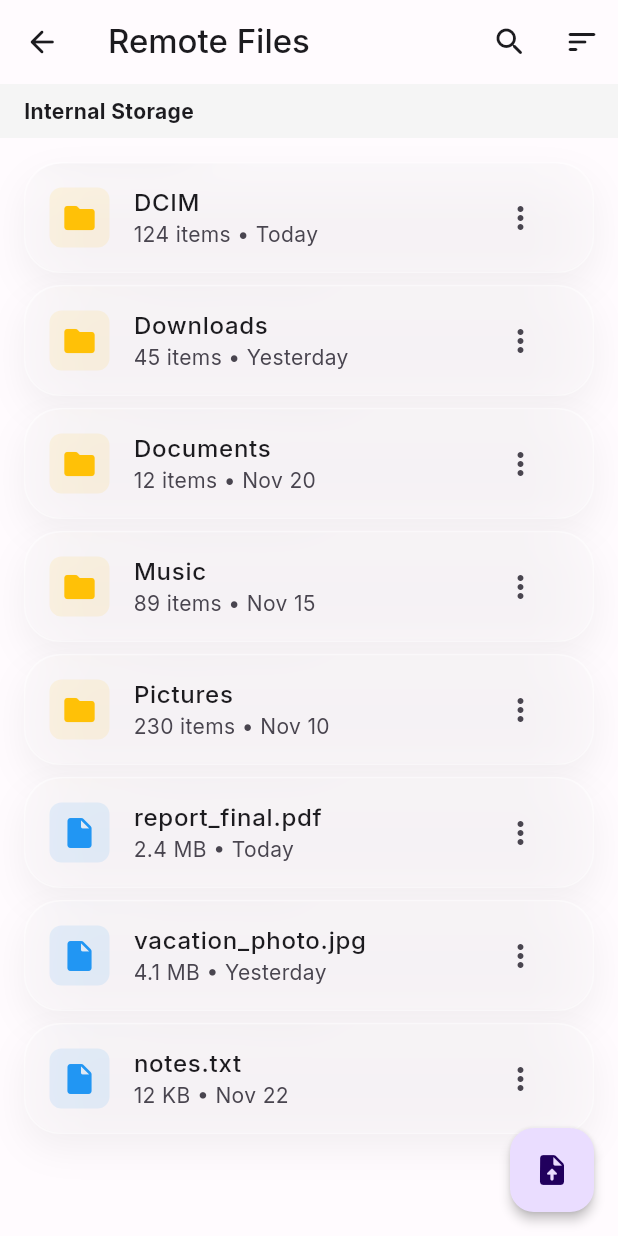
After one commit to djamfikr7/GSMProxy05, a Flutter app: the AdvancedFeaturesScreen screen opened directly, scrolled down 576 dp, after a tap on "Remote Files", on a phone screen of 412 x 824 dp. The commit adds this screen. Run offline on Flutter 3.47's test engine with Material 3 defaults, Android fonts, the phone set to English and light mode, and no system bars; drawn by our look-alikes of flutter_animate; our stand-ins replace dio, flutter_riverpod, flutter_secure_storage, freezed_annotation, google_fonts, local_auth and 4 more; accounts and stored records are empty; generated files the repository leaves out were written again.

Commit message:
feat(files): Implement Remote File Access UI
- Added RemoteFilesScreen with file explorer interface
- Implemented breadcrumb navigation
- Added file/folder list with mock data
- Integrated into AdvancedFeaturesScreen
- Completed Phase 8 requirements

```diff
--- a/lib/core/page_transitions.dart
+++ b/lib/core/page_transitions.dart
@@ -101,7 +101,7 @@ class RotationPageRoute<T> extends PageRouteBuilder<T> {
       );
 }
 
-/// Material-style shared axis transition
+/// Material-style shared axis transition (Simplified)
 class SharedAxisPageRoute<T> extends PageRouteBuilder<T> {
   final Widget page;
   final SharedAxisTransitionType transitionType;
@@ -140,57 +140,68 @@ class _SharedAxisTransition extends StatelessWidget {
 
   @override
   Widget build(BuildContext context) {
-    return DualTransitionBuilder(
-      animation: animation,
-      forwardBuilder: (context, animation, child) {
+    // Incoming transition (when this page appears)
+    final enterAnimation = CurvedAnimation(
+      parent: animation,
+      curve: Curves.easeInOutCubic,
+    );
+
+    // Outgoing transition (when a new page covers this one)
+    final exitAnimation = CurvedAnimation(
+      parent: secondaryAnimation,
+      curve: Curves.easeInOutCubic,
+    );
+
+    return AnimatedBuilder(
+      animation: Listenable.merge([enterAnimation, exitAnimation]),
+      builder: (context, child) {
+        // Calculate opacity and position based on both animations
+        double opacity = enterAnimation.value;
+        Offset position = Offset.zero;
+        double scale = 1.0;
+
+        // If we are being covered by another page, fade out
+        if (secondaryAnimation.value > 0) {
+          opacity = 1.0 - exitAnimation.value;
+        }
+
         switch (transitionType) {
           case SharedAxisTransitionType.horizontal:
-            return SlideTransition(
-              position: Tween<Offset>(
-                begin: const Offset(0.3, 0.0),
-                end: Offset.zero,
-              ).animate(animation),
-              child: FadeTransition(opacity: animation, child: child),
-            );
+            if (secondaryAnimation.value > 0) {
+              // Exiting: Slide to left
+              position = Offset(-30.0 * exitAnimation.value, 0.0);
+            } else {
+              // Entering: Slide from right
+              position = Offset(30.0 * (1.0 - enterAnimation.value), 0.0);
+            }
+            break;
           case SharedAxisTransitionType.vertical:
-            return SlideTransition(
-              position: Tween<Offset>(
-                begin: const Offset(0.0, 0.3),
-                end: Offset.zero,
-              ).animate(animation),
-              child: FadeTransition(opacity: animation, child: child),
-            );
+            if (secondaryAnimation.value > 0) {
+              // Exiting: Slide up
+              position = Offset(0.0, -30.0 * exitAnimation.value);
+            } else {
+              // Entering: Slide from down
+              position = Offset(0.0, 30.0 * (1.0 - enterAnimation.value));
+            }
+            break;
           case SharedAxisTransitionType.scaled:
-            return ScaleTransition(
-              scale: Tween<double>(begin: 0.8, end: 1.0).animate(animation),
-              child: FadeTransition(opacity: animation, child: child),
-            );
+            if (secondaryAnimation.value > 0) {
+              // Exiting: Scale up slightly
+              scale = 1.0 + (0.1 * exitAnimation.value);
+            } else {
+              // Entering: Scale from 0.8
+              scale = 0.8 + (0.2 * enterAnimation.value);
+            }
+            break;
         }
-      },
-      reverseBuilder: (context, animation, child) {
-        switch (transitionType) {
-          case SharedAxisTransitionType.horizontal:
-            return SlideTransition(
-              position: Tween<Offset>(
-                begin: const Offset(-0.3, 0.0),
-                end: Offset.zero,
-              ).animate(animation),
-              child: FadeTransition(opacity: animation, child: child),
-            );
-          case SharedAxisTransitionType.vertical:
-            return SlideTransition(
-              position: Tween<Offset>(
-                begin: const Offset(0.0, -0.3),
-                end: Offset.zero,
-              ).animate(animation),
-              child: FadeTransition(opacity: animation, child: child),
-            );
-          case SharedAxisTransitionType.scaled:
-            return ScaleTransition(
-              scale: Tween<double>(begin: 1.2, end: 1.0).animate(animation),
-              child: FadeTransition(opacity: animation, child: child),
-            );
-        }
+
+        return Transform.translate(
+          offset: position,
+          child: Transform.scale(
+            scale: scale,
+            child: Opacity(opacity: opacity.clamp(0.0, 1.0), child: child),
+          ),
+        );
       },
       child: child,
     );
--- a/lib/features/advanced/presentation/screens/advanced_features_screen.dart
+++ b/lib/features/advanced/presentation/screens/advanced_features_screen.dart
@@ -7,6 +7,7 @@ import '../../../sim/presentation/screens/sim_management_screen.dart';
 import '../../../monitoring/presentation/screens/monitoring_screen.dart';
 import '../../../ussd/presentation/screens/ussd_screen.dart';
 import '../../../call_recording/presentation/screens/call_recording_screen.dart';
+import '../../../files/presentation/screens/remote_files_screen.dart';
 
 class AdvancedFeaturesScreen extends StatelessWidget {
   const AdvancedFeaturesScreen({super.key});
@@ -56,6 +57,21 @@ class AdvancedFeaturesScreen extends StatelessWidget {
             context,
             SharedAxisPageRoute(
               page: const UssdScreen(),
+              transitionType: SharedAxisTransitionType.scaled,
+            ),
+          );
+        },
+      ),
+      _FeatureItem(
+        title: 'Remote Files',
+        description: 'Browse and manage device files',
+        icon: Icons.folder_open_rounded,
+        color: Colors.purple,
+        onTap: (context) {
+          Navigator.push(
+            context,
+            SharedAxisPageRoute(
+              page: const RemoteFilesScreen(),
               transitionType: SharedAxisTransitionType.scaled,
             ),
           );
--- /dev/null
+++ b/lib/features/files/presentation/screens/remote_files_screen.dart
@@ -0,0 +1,216 @@
+import 'package:flutter/material.dart';
+import 'package:flutter_animate/flutter_animate.dart';
+import '../../../../design/tokens.dart';
+import '../../../../components/components.dart';
+
+class RemoteFilesScreen extends StatefulWidget {
+  const RemoteFilesScreen({super.key});
+
+  @override
+  State<RemoteFilesScreen> createState() => _RemoteFilesScreenState();
+}
+
+class _RemoteFilesScreenState extends State<RemoteFilesScreen> {
+  // Mock file system
+  final List<String> _breadcrumbs = ['Internal Storage'];
+
+  final List<Map<String, dynamic>> _currentFiles = [
+    {'name': 'DCIM', 'type': 'folder', 'items': 124, 'date': 'Today'},
+    {'name': 'Downloads', 'type': 'folder', 'items': 45, 'date': 'Yesterday'},
+    {'name': 'Documents', 'type': 'folder', 'items': 12, 'date': 'Nov 20'},
+    {'name': 'Music', 'type': 'folder', 'items': 89, 'date': 'Nov 15'},
+    {'name': 'Pictures', 'type': 'folder', 'items': 230, 'date': 'Nov 10'},
+    {
+      'name': 'report_final.pdf',
+      'type': 'file',
+      'size': '2.4 MB',
+      'date': 'Today',
+    },
+    {
+      'name': 'vacation_photo.jpg',
+      'type': 'file',
+      'size': '4.1 MB',
+      'date': 'Yesterday',
+    },
+    {'name': 'notes.txt', 'type': 'file', 'size': '12 KB', 'date': 'Nov 22'},
+  ];
+
+  void _navigateToFolder(String folderName) {
+    setState(() {
+      _breadcrumbs.add(folderName);
+      // In a real app, we would fetch new files here
+    });
+  }
+
+  void _navigateUp() {
+    if (_breadcrumbs.length > 1) {
+      setState(() {
+        _breadcrumbs.removeLast();
+      });
+    } else {
+      Navigator.pop(context);
+    }
+  }
+
+  IconData _getFileIcon(String type) {
+    switch (type) {
+      case 'folder':
+        return Icons.folder_rounded;
+      case 'file':
+        return Icons.insert_drive_file_rounded;
+      default:
+        return Icons.insert_drive_file_rounded;
+    }
+  }
+
+  Color _getIconColor(String type) {
+    switch (type) {
+      case 'folder':
+        return Colors.amber;
+      case 'file':
+        return Colors.blue;
+      default:
+        return Colors.grey;
+    }
+  }
+
+  @override
+  Widget build(BuildContext context) {
+    final theme = Theme.of(context);
+    final isDark = theme.brightness == Brightness.dark;
+
+    return Scaffold(
+      appBar: AppBar(
+        title: const Text('Remote Files'),
+        leading: IconButton(
+          icon: const Icon(Icons.arrow_back_rounded),
+          onPressed: _navigateUp,
+        ),
+        actions: [
+          IconButton(icon: const Icon(Icons.search_rounded), onPressed: () {}),
+          IconButton(icon: const Icon(Icons.sort_rounded), onPressed: () {}),
+        ],
+      ),
+      body: Column(
+        children: [
+          // Breadcrumbs
+          Container(
+            width: double.infinity,
+            padding: const EdgeInsets.symmetric(
+              horizontal: AppTokens.space4,
+              vertical: AppTokens.space2,
+            ),
+            color: isDark ? Colors.black12 : Colors.grey[100],
+            child: SingleChildScrollView(
+              scrollDirection: Axis.horizontal,
+              child: Row(
+                children: _breadcrumbs.map((crumb) {
+                  final isLast = crumb == _breadcrumbs.last;
+                  return Row(
+                    children: [
+                      InkWell(
+                        onTap: isLast
+                            ? null
+                            : () {
+                                // Navigate back to this level
+                                final index = _breadcrumbs.indexOf(crumb);
+                                setState(() {
+                                  _breadcrumbs.removeRange(
+                                    index + 1,
+                                    _breadcrumbs.length,
+                                  );
+                                });
+                              },
+                        child: Text(
+                          crumb,
+                          style: theme.textTheme.bodyMedium?.copyWith(
+                            color: isLast
+                                ? theme.colorScheme.onSurface
+                                : theme.colorScheme.primary,
+                            fontWeight: isLast
+                                ? FontWeight.bold
+                                : FontWeight.normal,
+                          ),
+                        ),
+                      ),
+                      if (!isLast)
+                        Padding(
+                          padding: const EdgeInsets.symmetric(horizontal: 4),
+                          child: Icon(
+                            Icons.chevron_right_rounded,
+                            size: 16,
+                            color: theme.colorScheme.onSurfaceVariant,
+                          ),
+                        ),
+                    ],
+                  );
+                }).toList(),
+              ),
+            ),
+          ),
+
+          // File List
+          Expanded(
+            child: ListView.builder(
+              padding: const EdgeInsets.all(AppTokens.space4),
+              itemCount: _currentFiles.length,
+              itemBuilder: (context, index) {
+                final file = _currentFiles[index];
+                final isFolder = file['type'] == 'folder';
+
+                return Padding(
+                  padding: const EdgeInsets.only(bottom: AppTokens.space2),
+                  child: GlassCard(
+                    padding: EdgeInsets.zero,
+                    child: ListTile(
+                      leading: Container(
+                        padding: const EdgeInsets.all(8),
+                        decoration: BoxDecoration(
+                          color: _getIconColor(file['type']).withOpacity(0.1),
+                          borderRadius: BorderRadius.circular(8),
+                        ),
+                        child: Icon(
+                          _getFileIcon(file['type']),
+                          color: _getIconColor(file['type']),
+                        ),
+                      ),
+                      title: Text(
+                        file['name'],
+                        style: const TextStyle(fontWeight: FontWeight.w500),
+                      ),
+                      subtitle: Text(
+                        isFolder
+                            ? '${file['items']} items • ${file['date']}'
+                            : '${file['size']} • ${file['date']}',
+                      ),
+                      trailing: IconButton(
+                        icon: const Icon(Icons.more_vert_rounded),
+                        onPressed: () {},
+                      ),
+                      onTap: () {
+                        if (isFolder) {
+                          _navigateToFolder(file['name']);
+                        } else {
+                          // Open file mock
+                          ScaffoldMessenger.of(context).showSnackBar(
+                            SnackBar(
+                              content: Text('Opening ${file['name']}...'),
+                            ),
+                          );
+                        }
+                      },
+                    ),
+                  ),
+                ).animate().fadeIn(delay: (index * 50).ms).slideX();
+              },
+            ),
+          ),
+        ],
+      ),
+      floatingActionButton: FloatingActionButton(
+        onPressed: () {},
+        child: const Icon(Icons.upload_file_rounded),
+      ),
+    );
+  }
+}
```
